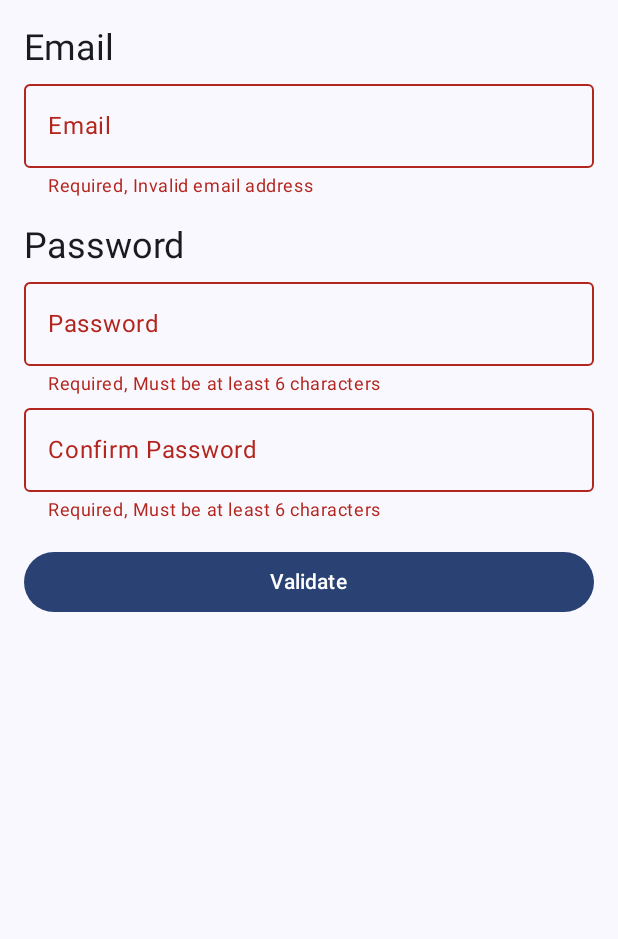
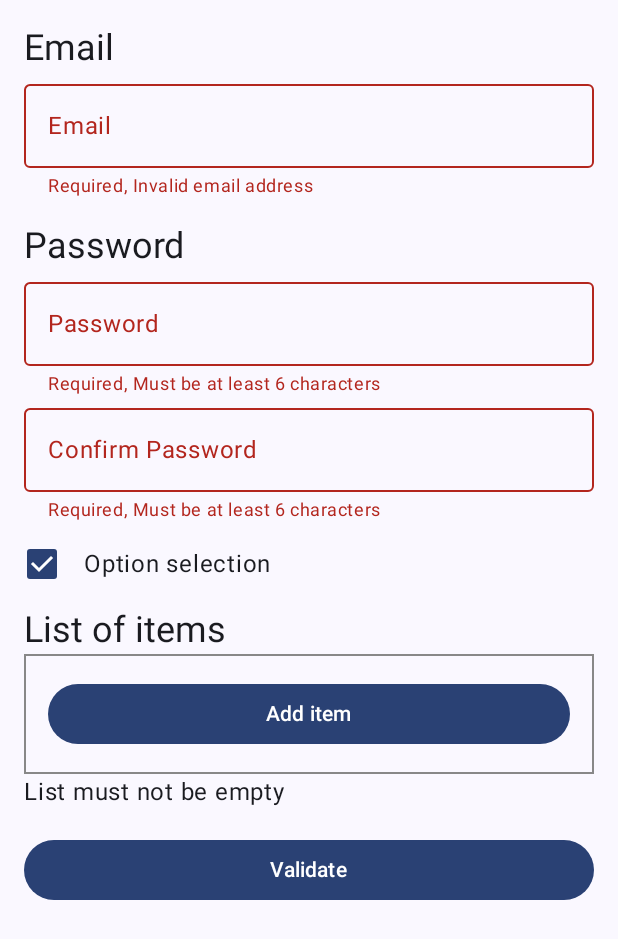
Before and after one commit to chrisjenx/yakcov, an Android app built with Jetpack Compose: the screen it shows after launch (SampleActivity), after a tap on "Validate", on a phone screen of 412 x 824 dp. Shown: the top 939 px of the screen. Run offline under Robolectric (Android 15) with nearby library versions, the phone set to English and light mode, and no system bars; our stand-ins replace Compose Multiplatform resources; 1 other tap on this screen came first.

Commit message:
created generic value validator

```diff
--- a/library/src/commonMain/composeResources/values/strings.xml
+++ b/library/src/commonMain/composeResources/values/strings.xml
@@ -1,5 +1,10 @@
 <resources>
     <string name="ruleRequired">Required</string>
+    <string name="ruleNotNull">A selection must be made</string>
+    <string name="ruleNotEmptyList">List must not be empty</string>
+    <string name="ruleIsEmptyList">List must be empty</string>
+    <string name="ruleIsChecked">Must be checked</string>
+    <string name="ruleIsNotChecked">Must not be checked</string>
     <string name="ruleNumeric">Must be a number</string>
     <string name="ruleDecimal">Must be a decimal</string>
     <string name="ruleMinValue">Must be at least %1$s</string>
--- a/library/src/commonMain/kotlin/com/chrisjenx/yakcov/ValueValidator.kt
+++ b/library/src/commonMain/kotlin/com/chrisjenx/yakcov/ValueValidator.kt
@@ -12,12 +12,12 @@ import androidx.compose.ui.Modifier
 import androidx.compose.ui.focus.onFocusChanged
 import androidx.compose.ui.text.input.TextFieldValue
 import androidx.compose.ui.util.fastJoinToString
-import com.chrisjenx.yakcov.TextFieldValueValidator.Companion.defaultValidationSeparator
+import com.chrisjenx.yakcov.strings.TextFieldValueValidator
 import kotlinx.coroutines.CoroutineScope
 import kotlinx.coroutines.launch
 
 abstract class ValueValidator<V, R>(
-    val state: MutableState<V>,
+    protected val state: MutableState<V>,
     protected val rules: List<ValueValidatorRule<R>>,
     protected val initialValidate: Boolean = false,
     protected val alwaysShowRule: Boolean = false,
@@ -73,7 +73,7 @@ abstract class ValueValidator<V, R>(
      * Slightly different to [validate] this is prefered to be called whne the value changes and
      * won't shake while the user is typing unlike [validate]
      */
-    open fun onValueChange(value: V) {
+    open fun onValueChange(value: V?) {
         validate(value, shake = false)
     }
 
@@ -184,6 +184,13 @@ abstract class ValueValidator<V, R>(
         return state.toString()
     }
 
+    companion object {
+        /**
+         * What we joinToString with for multiple rules
+         */
+        var defaultValidationSeparator = ", "
+    }
+
 }
 
 
@@ -191,7 +198,7 @@ abstract class ValueValidator<V, R>(
  * Iterate through list of fields and validate them all to start error validation, true if all valid
  * false if any are invalid
  */
-fun List<TextFieldValueValidator>.validate(): Boolean {
+fun List<ValueValidator<*, *>>.validate(): Boolean {
     // Fold to make sure we loop through all validators
     return this.fold(true) { valid, validator ->
         validator.validate(value = null, shake = true) && valid
--- /dev/null
+++ b/library/src/commonMain/kotlin/com/chrisjenx/yakcov/generic/GenericValueValidator.kt
@@ -0,0 +1,47 @@
+package com.chrisjenx.yakcov.generic
+
+import androidx.compose.runtime.Composable
+import androidx.compose.runtime.MutableState
+import androidx.compose.runtime.mutableStateOf
+import androidx.compose.runtime.remember
+import com.chrisjenx.yakcov.ValueValidator
+import com.chrisjenx.yakcov.ValueValidator.Companion.defaultValidationSeparator
+import com.chrisjenx.yakcov.ValueValidatorRule
+
+class GenericValueValidator<T>(
+    state: MutableState<T>,
+    rules: List<ValueValidatorRule<T>>,
+    initialValidate: Boolean = false,
+    alwaysShowRule: Boolean = false,
+    validationSeparator: String = defaultValidationSeparator,
+) : ValueValidator<T, T>(
+    state = state,
+    rules = rules,
+    initialValidate = initialValidate,
+    alwaysShowRule = alwaysShowRule,
+    validationSeparator = validationSeparator,
+    validateMapper = { validate(it) }
+)
+
+
+/**
+ * @see GenericValueValidator for docs
+ */
+@Composable
+fun <T> rememberGenericValueValidator(
+    state: T,
+    rules: List<ValueValidatorRule<T>>,
+    initialValidate: Boolean = false,
+    alwaysShowRule: Boolean = false,
+    validationSeparator: String = defaultValidationSeparator,
+): GenericValueValidator<T> {
+    return remember {
+        GenericValueValidator(
+            state = mutableStateOf(state),
+            rules = rules,
+            initialValidate = initialValidate,
+            alwaysShowRule = alwaysShowRule,
+            validationSeparator = validationSeparator,
+        )
+    }
+}
--- /dev/null
+++ b/library/src/commonMain/kotlin/com/chrisjenx/yakcov/generic/GenericValueValidatorRules.kt
@@ -0,0 +1,40 @@
+package com.chrisjenx.yakcov.generic
+
+import androidx.compose.runtime.Stable
+import com.chrisjenx.yakcov.StringResourceValidation
+import com.chrisjenx.yakcov.StringValidation
+import com.chrisjenx.yakcov.ValueValidatorRule
+import yakcov.library.generated.resources.Res
+import yakcov.library.generated.resources.ruleIsChecked
+import yakcov.library.generated.resources.ruleIsNotChecked
+import yakcov.library.generated.resources.ruleNotEmptyList
+import yakcov.library.generated.resources.ruleNotNull
+
+@Stable
+class NotNull<T> : ValueValidatorRule<T?> {
+    override fun validate(value: T?): StringValidation? {
+        return if (value == null) StringResourceValidation(Res.string.ruleNotNull) else null
+    }
+}
+
+@Stable
+class ListNotEmpty<T : List<*>?> : ValueValidatorRule<T> {
+    override fun validate(value: T): StringValidation? {
+        return if (value.isNullOrEmpty()) StringResourceValidation(Res.string.ruleNotEmptyList)
+        else null
+    }
+}
+
+@Stable
+data object IsChecked : ValueValidatorRule<Boolean?> {
+    override fun validate(value: Boolean?): StringValidation? {
+        return if (value == true) null else StringResourceValidation(Res.string.ruleIsChecked)
+    }
+}
+
+@Stable
+data object IsNotChecked : ValueValidatorRule<Boolean?> {
+    override fun validate(value: Boolean?): StringValidation? {
+        return if (value != true) null else StringResourceValidation(Res.string.ruleIsNotChecked)
+    }
+}
--- a/library/src/commonMain/kotlin/com/chrisjenx/yakcov/TextFieldValueValidator.kt
+++ b/library/src/commonMain/kotlin/com/chrisjenx/yakcov/strings/TextFieldValueValidator.kt
@@ -1,4 +1,4 @@
-package com.chrisjenx.yakcov
+package com.chrisjenx.yakcov.strings
 
 import androidx.compose.runtime.Composable
 import androidx.compose.runtime.MutableState
@@ -6,6 +6,9 @@ import androidx.compose.runtime.Stable
 import androidx.compose.runtime.mutableStateOf
 import androidx.compose.runtime.remember
 import androidx.compose.ui.text.input.TextFieldValue
+import com.chrisjenx.yakcov.ValueValidator
+import com.chrisjenx.yakcov.ValueValidator.Companion.defaultValidationSeparator
+import com.chrisjenx.yakcov.ValueValidatorRule
 
 /**
  * We wrap the [TextFieldValue] to add validation support.
@@ -147,13 +150,6 @@ class TextFieldValueValidator(
         return state.value.text
     }
 
-    companion object {
-        /**
-         * What we joinToString with for multiple rules
-         */
-        var defaultValidationSeparator = ", "
-    }
-
 }
 
 
@@ -166,7 +162,7 @@ fun rememberTextFieldValueValidator(
     rules: List<ValueValidatorRule<String>> = listOf(Required),
     initialValidate: Boolean = false,
     alwaysShowRule: Boolean = false,
-    validationSeparator: String = TextFieldValueValidator.defaultValidationSeparator,
+    validationSeparator: String = defaultValidationSeparator,
 ): TextFieldValueValidator {
     return remember {
         TextFieldValueValidator(
--- a/sample/src/main/java/com/chrisjenx/yakcov/sample/SampleActivity.kt
+++ b/sample/src/main/java/com/chrisjenx/yakcov/sample/SampleActivity.kt
@@ -4,31 +4,48 @@ import android.os.Bundle
 import androidx.activity.ComponentActivity
 import androidx.activity.compose.setContent
 import androidx.activity.enableEdgeToEdge
+import androidx.compose.foundation.border
+import androidx.compose.foundation.layout.Arrangement
 import androidx.compose.foundation.layout.Column
+import androidx.compose.foundation.layout.Row
 import androidx.compose.foundation.layout.Spacer
 import androidx.compose.foundation.layout.fillMaxSize
 import androidx.compose.foundation.layout.fillMaxWidth
 import androidx.compose.foundation.layout.height
 import androidx.compose.foundation.layout.padding
+import androidx.compose.foundation.selection.toggleable
 import androidx.compose.foundation.text.KeyboardOptions
+import androidx.compose.material.icons.Icons
+import androidx.compose.material.icons.filled.Close
+import androidx.compose.material.icons.filled.Delete
 import androidx.compose.material3.Button
+import androidx.compose.material3.Checkbox
+import androidx.compose.material3.CheckboxDefaults
+import androidx.compose.material3.Icon
+import androidx.compose.material3.IconButton
+import androidx.compose.material3.ListItem
 import androidx.compose.material3.MaterialTheme
 import androidx.compose.material3.OutlinedTextField
 import androidx.compose.material3.Scaffold
 import androidx.compose.material3.Text
 import androidx.compose.runtime.Composable
-import androidx.compose.runtime.rememberCoroutineScope
+import androidx.compose.ui.Alignment
 import androidx.compose.ui.Modifier
+import androidx.compose.ui.graphics.Color
+import androidx.compose.ui.semantics.Role
 import androidx.compose.ui.text.input.KeyboardType
 import androidx.compose.ui.text.input.PasswordVisualTransformation
 import androidx.compose.ui.tooling.preview.Preview
 import androidx.compose.ui.unit.dp
-import com.chrisjenx.yakcov.Email
-import com.chrisjenx.yakcov.MinLength
-import com.chrisjenx.yakcov.PasswordMatches
-import com.chrisjenx.yakcov.Required
-import com.chrisjenx.yakcov.rememberTextFieldValueValidator
+import com.chrisjenx.yakcov.generic.IsChecked
+import com.chrisjenx.yakcov.generic.ListNotEmpty
+import com.chrisjenx.yakcov.generic.rememberGenericValueValidator
 import com.chrisjenx.yakcov.sample.ui.theme.YakcovTheme
+import com.chrisjenx.yakcov.strings.Email
+import com.chrisjenx.yakcov.strings.MinLength
+import com.chrisjenx.yakcov.strings.PasswordMatches
+import com.chrisjenx.yakcov.strings.Required
+import com.chrisjenx.yakcov.strings.rememberTextFieldValueValidator
 import com.chrisjenx.yakcov.validate
 
 class SampleActivity : ComponentActivity() {
@@ -120,15 +137,95 @@ class SampleActivity : ComponentActivity() {
                             )
                         }
 
+                        val genericValidator = rememberGenericValueValidator<Boolean?>(
+                            state = null, rules = listOf(IsChecked),
+                        )
+                        with(genericValidator) {
+                            Row(
+                                Modifier
+                                    .fillMaxWidth()
+                                    .height(56.dp)
+                                    .toggleable(
+                                        value = genericValidator.value == true,
+                                        onValueChange = { genericValidator.onValueChange(it) },
+                                        role = Role.Checkbox
+                                    )
+                                    .validateFocusChanged()
+                                    .shakeOnInvalid()
+                                    .padding(end = 16.dp),
+                                verticalAlignment = Alignment.CenterVertically
+                            ) {
+                                Checkbox(
+                                    checked = genericValidator.value == true,
+                                    // null recommended for accessibility with screenreaders
+                                    onCheckedChange = null,
+                                    colors = CheckboxDefaults.colors(
+                                        uncheckedColor = if (genericValidator.isError()) MaterialTheme.colorScheme.error else Color.Unspecified,
+                                    )
+                                )
+                                Text(
+                                    text = "Option selection",
+                                    style = MaterialTheme.typography.bodyLarge,
+                                    modifier = Modifier.padding(start = 16.dp),
+                                    color = if (genericValidator.isError()) MaterialTheme.colorScheme.error else Color.Unspecified,
+                                )
+                            }
+                            supportingText()?.invoke()
+                        }
+
+                        val listValidator = rememberGenericValueValidator(
+                            state = emptyList<String>(), rules = listOf(ListNotEmpty()),
+                        )
+
+                        Text(text = "List of items", style = MaterialTheme.typography.headlineSmall)
+                        with(listValidator) {
+
+                            Column(
+                                modifier = Modifier
+                                    .fillMaxWidth()
+                                    .border(1.dp, Color.Gray)
+                                    .shakeOnInvalid()
+                                    .padding(16.dp),
+                                verticalArrangement = Arrangement.spacedBy(8.dp)
+                            ) {
+                                value.forEach { string ->
+                                    ListItem(
+                                        headlineContent = { Text(text = string) },
+                                        trailingContent = {
+                                            IconButton(
+                                                onClick = {
+                                                    listValidator.onValueChange(listValidator.value - string)
+                                                }
+                                            ) {
+                                                Icon(
+                                                    imageVector = Icons.Default.Delete,
+                                                    contentDescription = "Delete item"
+                                                )
+                                            }
+                                        }
+                                    )
+                                }
+                                Button(
+                                    onClick = {
+                                        listValidator.onValueChange(listValidator.value + "Item ${listValidator.value.size}")
+                                    },
+                                    modifier = Modifier.fillMaxWidth()
+                                ) {
+                                    Text(text = "Add item")
+                                }
+                            }
+                            supportingText()?.invoke()
+                        }
 
                         // Validate button
-                        val scope = rememberCoroutineScope()
                         Button(
                             onClick = {
                                 listOf(
                                     emailValidator,
                                     passwordValidator,
-                                    passwordMatchesValidator
+                                    passwordMatchesValidator,
+                                    genericValidator,
+                                    listValidator,
                                 ).validate()
                             },
                             modifier = Modifier
```
Also changed, not shown: library/src/commonMain/kotlin/com/chrisjenx/yakcov/strings/StringValueValidatorRules.kt (renamed from library/src/commonMain/kotlin/com/chrisjenx/yakcov/StringValueValidatorRules.kt, +7 -1 lines).
